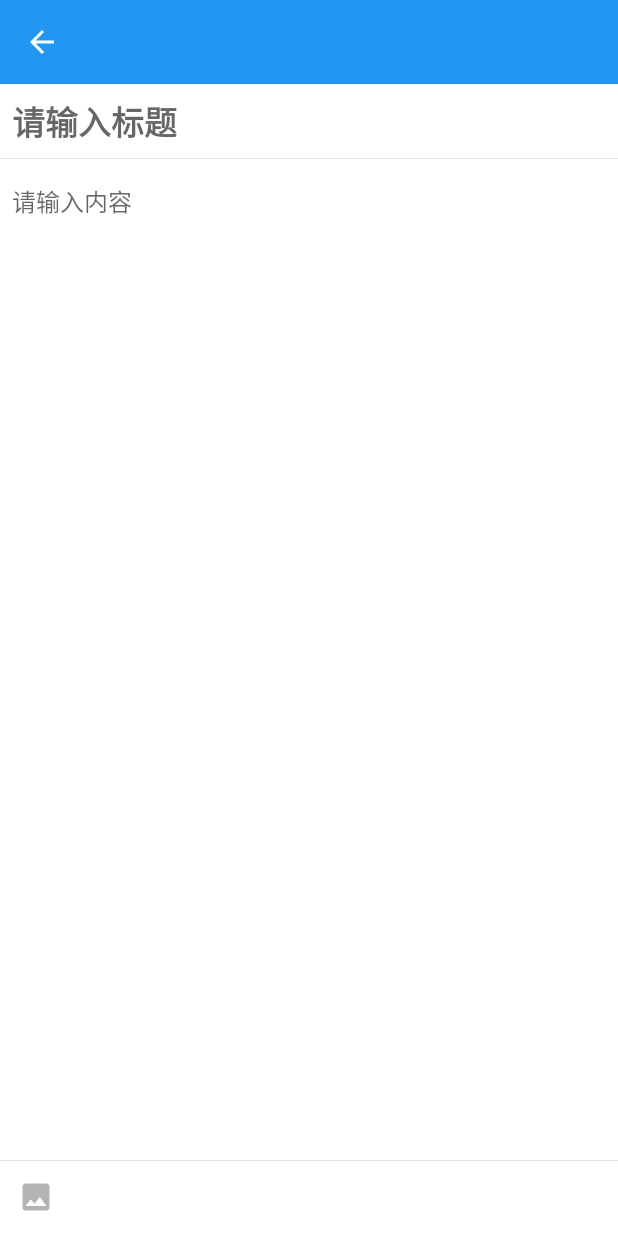
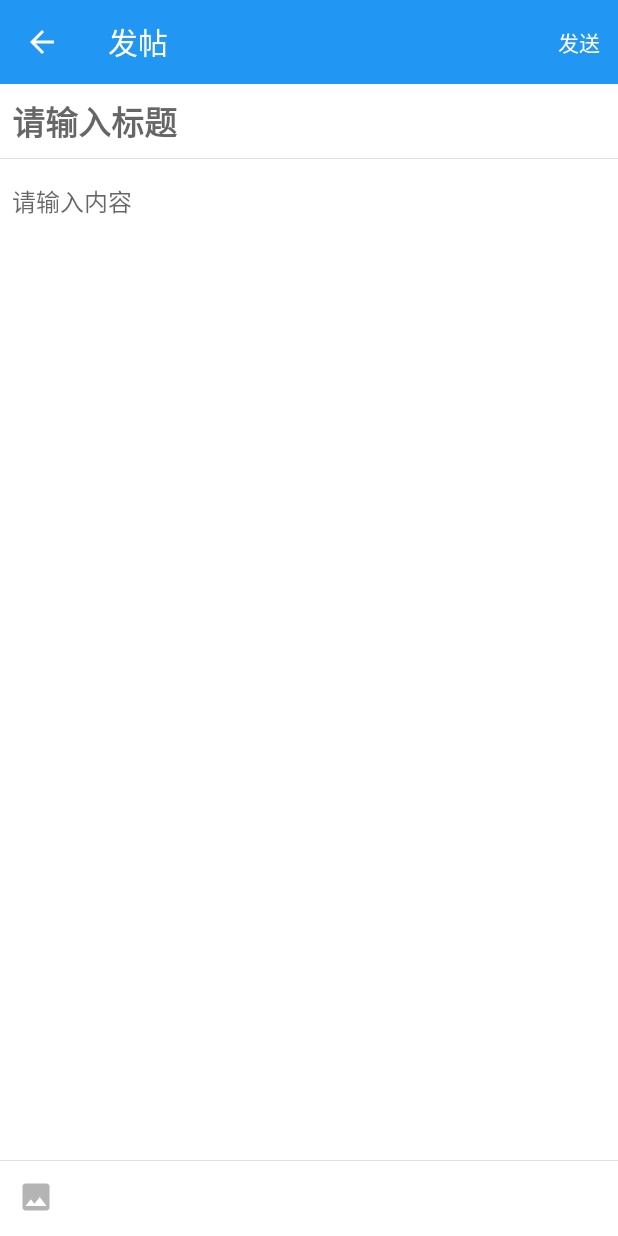
Before and after one commit to caoshen/agg, an Android app: the PublishActivity screen opened directly, with no data from a screen before it, on a phone screen of 412 x 824 dp. Run offline under Robolectric (Android 15) with nearby library versions, the phone set to English and light mode, and no system bars; libraries missing offline, so code that uses them is left out: com.zhy.http.

Commit message:
add publish title

```diff
--- a/app/src/main/java/xyz/dcme/agg/ui/publish/PublishActivity.java
+++ b/app/src/main/java/xyz/dcme/agg/ui/publish/PublishActivity.java
@@ -2,6 +2,9 @@
 
 import android.content.Context;
 import android.content.Intent;
+import android.support.v7.app.ActionBar;
+import android.support.v7.widget.Toolbar;
+import android.text.TextUtils;
 
 import xyz.dcme.agg.R;
 import xyz.dcme.library.base.BaseActivity;
@@ -28,7 +31,7 @@
 
     @Override
     public void initView() {
-
+        initToolbar();
         getSupportFragmentManager().beginTransaction()
                 .replace(R.id.publish_container, PublishFragment.newInstance(mCommentUrl))
                 .commit();
@@ -44,4 +47,14 @@
         Intent intent = new Intent(context, PublishActivity.class);
         context.startActivity(intent);
     }
+
+    private void initToolbar() {
+        Toolbar toolbar = (Toolbar) findViewById(R.id.toolbar);
+        setSupportActionBar(toolbar);
+        ActionBar ab = getSupportActionBar();
+        if (ab != null) {
+            ab.setDisplayHomeAsUpEnabled(true);
+            ab.setTitle(TextUtils.isEmpty(mCommentUrl) ? R.string.publish : R.string.comment);
+        }
+    }
 }
--- a/app/src/main/java/xyz/dcme/agg/ui/publish/PublishFragment.java
+++ b/app/src/main/java/xyz/dcme/agg/ui/publish/PublishFragment.java
@@ -81,7 +81,6 @@
 
         if (isSendingComment) {
             mTitle.setVisibility(View.GONE);
-            getActivity().setTitle(R.string.reply_to);
         }
     }
 
```
